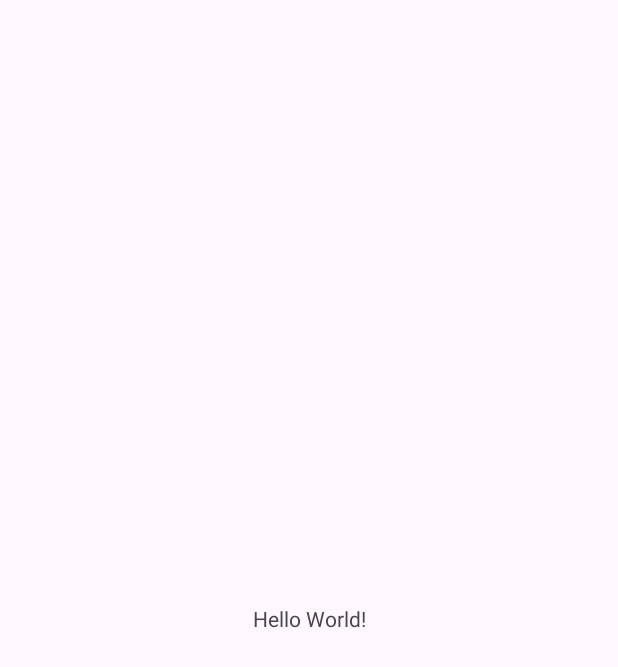
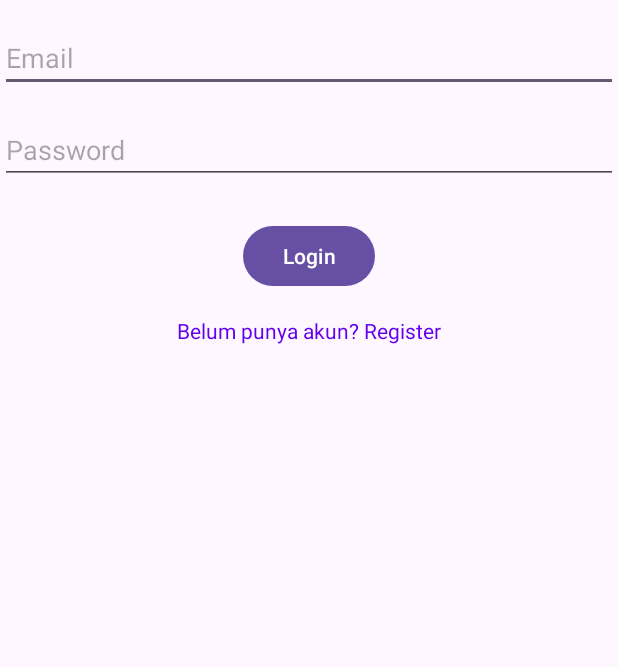
Before and after one commit to nathanielglenn02/App_Story, an Android app: the screen it shows after launch (MainActivity), on a phone screen of 412 x 824 dp. Before the commit the part shown is almost empty. Shown: the top 667 px of the screen. Run offline under Robolectric (Android 15) with nearby library versions, the phone set to English and light mode, and no system bars.

Commit message:
LOGIN REGISTER

```diff
--- a/app/src/main/AndroidManifest.xml
+++ b/app/src/main/AndroidManifest.xml
@@ -1,6 +1,8 @@
 <?xml version="1.0" encoding="utf-8"?>
 <manifest xmlns:android="http://schemas.android.com/apk/res/android"
     xmlns:tools="http://schemas.android.com/tools">
+
+    <uses-permission android:name="android.permission.INTERNET" />
 
     <application
         android:allowBackup="true"
@@ -13,6 +15,9 @@
         android:theme="@style/Theme.App_Story"
         tools:targetApi="31">
         <activity
+            android:name=".ui.HomeActivity"
+            android:exported="false" />
+        <activity
             android:name=".MainActivity"
             android:exported="true">
             <intent-filter>
--- a/app/src/main/java/com/example/app_story/MainActivity.kt
+++ b/app/src/main/java/com/example/app_story/MainActivity.kt
@@ -9,12 +9,6 @@ import androidx.core.view.WindowInsetsCompat
 class MainActivity : AppCompatActivity() {
     override fun onCreate(savedInstanceState: Bundle?) {
         super.onCreate(savedInstanceState)
-        enableEdgeToEdge()
         setContentView(R.layout.activity_main)
-        ViewCompat.setOnApplyWindowInsetsListener(findViewById(R.id.main)) { v, insets ->
-            val systemBars = insets.getInsets(WindowInsetsCompat.Type.systemBars())
-            v.setPadding(systemBars.left, systemBars.top, systemBars.right, systemBars.bottom)
-            insets
-        }
     }
 }
--- /dev/null
+++ b/app/src/main/java/com/example/app_story/data/UserPreference.kt
@@ -0,0 +1,56 @@
+package com.example.app_story.data
+
+import android.content.Context
+import androidx.datastore.preferences.core.Preferences
+import androidx.datastore.preferences.core.booleanPreferencesKey
+import androidx.datastore.preferences.core.edit
+import androidx.datastore.preferences.core.stringPreferencesKey
+import androidx.datastore.preferences.preferencesDataStore
+import kotlinx.coroutines.flow.Flow
+import kotlinx.coroutines.flow.map
+
+private val Context.dataStore: androidx.datastore.core.DataStore<Preferences> by preferencesDataStore(name = "user_preferences")
+
+class UserPreference private constructor(private val dataStore: androidx.datastore.core.DataStore<Preferences>) {
+
+    companion object {
+        private val TOKEN_KEY = stringPreferencesKey("token")
+        private val LOGIN_STATE_KEY = booleanPreferencesKey("is_logged_in")
+
+        @Volatile
+        private var INSTANCE: UserPreference? = null
+
+        fun getInstance(context: Context): UserPreference {
+            return INSTANCE ?: synchronized(this) {
+                val instance = UserPreference(context.dataStore)
+                INSTANCE = instance
+                instance
+            }
+        }
+    }
+
+    suspend fun saveToken(token: String) {
+        dataStore.edit { preferences ->
+            preferences[TOKEN_KEY] = token
+            preferences[LOGIN_STATE_KEY] = true
+        }
+    }
+
+    fun getToken(): Flow<String?> {
+        return dataStore.data.map { preferences ->
+            preferences[TOKEN_KEY]
+        }
+    }
+
+    suspend fun clearToken() {
+        dataStore.edit { preferences ->
+            preferences.clear()
+        }
+    }
+
+    fun isLoggedIn(): Flow<Boolean> {
+        return dataStore.data.map { preferences ->
+            preferences[LOGIN_STATE_KEY] ?: false
+        }
+    }
+}
--- /dev/null
+++ b/app/src/main/java/com/example/app_story/model/RegisterResponse.kt
@@ -0,0 +1,6 @@
+package com.example.app_story.model
+
+data class RegisterResponse(
+    val error: Boolean,
+    val message: String
+)
--- a/app/src/main/res/layout/activity_main.xml
+++ b/app/src/main/res/layout/activity_main.xml
@@ -1,19 +1,16 @@
 <?xml version="1.0" encoding="utf-8"?>
-<androidx.constraintlayout.widget.ConstraintLayout xmlns:android="http://schemas.android.com/apk/res/android"
+<androidx.constraintlayout.widget.ConstraintLayout
+    xmlns:android="http://schemas.android.com/apk/res/android"
     xmlns:app="http://schemas.android.com/apk/res-auto"
-    xmlns:tools="http://schemas.android.com/tools"
-    android:id="@+id/main"
     android:layout_width="match_parent"
-    android:layout_height="match_parent"
-    tools:context=".MainActivity">
+    android:layout_height="match_parent">
 
-    <TextView
-        android:layout_width="wrap_content"
-        android:layout_height="wrap_content"
-        android:text="Hello World!"
-        app:layout_constraintBottom_toBottomOf="parent"
-        app:layout_constraintEnd_toEndOf="parent"
-        app:layout_constraintStart_toStartOf="parent"
-        app:layout_constraintTop_toTopOf="parent" />
-
+    <!-- NavHostFragment -->
+    <androidx.fragment.app.FragmentContainerView
+        android:id="@+id/nav_host_fragment"
+        android:layout_width="match_parent"
+        android:layout_height="match_parent"
+        app:navGraph="@navigation/nav_graph"
+        app:defaultNavHost="true"
+        android:name="androidx.navigation.fragment.NavHostFragment" />
 </androidx.constraintlayout.widget.ConstraintLayout>
--- /dev/null
+++ b/app/src/main/res/layout/fragment_login.xml
@@ -0,0 +1,56 @@
+<?xml version="1.0" encoding="utf-8"?>
+<androidx.constraintlayout.widget.ConstraintLayout
+    xmlns:android="http://schemas.android.com/apk/res/android"
+    xmlns:app="http://schemas.android.com/apk/res-auto"
+    xmlns:tools="http://schemas.android.com/tools"
+    android:layout_width="match_parent"
+    android:layout_height="match_parent"
+    tools:context=".auth.LoginFragment">
+
+    <!-- Email Input -->
+    <EditText
+        android:id="@+id/edLoginEmail"
+        android:layout_width="0dp"
+        android:layout_height="wrap_content"
+        android:hint="Email"
+        android:inputType="textEmailAddress"
+        app:layout_constraintTop_toTopOf="parent"
+        app:layout_constraintStart_toStartOf="parent"
+        app:layout_constraintEnd_toEndOf="parent"
+        android:layout_marginTop="16dp" />
+
+    <!-- Password Input -->
+    <EditText
+        android:id="@+id/edLoginPassword"
+        android:layout_width="0dp"
+        android:layout_height="wrap_content"
+        android:hint="Password"
+        android:inputType="textPassword"
+        app:layout_constraintTop_toBottomOf="@id/edLoginEmail"
+        app:layout_constraintStart_toStartOf="parent"
+        app:layout_constraintEnd_toEndOf="parent"
+        android:layout_marginTop="16dp" />
+
+    <!-- Login Button -->
+    <Button
+        android:id="@+id/btnLogin"
+        android:layout_width="wrap_content"
+        android:layout_height="wrap_content"
+        android:text="Login"
+        app:layout_constraintTop_toBottomOf="@id/edLoginPassword"
+        app:layout_constraintStart_toStartOf="parent"
+        app:layout_constraintEnd_toEndOf="parent"
+        android:layout_marginTop="24dp" />
+
+    <!-- Register Link -->
+    <TextView
+        android:id="@+id/tvRegisterLink"
+        android:layout_width="wrap_content"
+        android:layout_height="wrap_content"
+        android:text="Belum punya akun? Register"
+        android:textColor="@color/purple_500"
+        android:layout_marginTop="16dp"
+        app:layout_constraintTop_toBottomOf="@id/btnLogin"
+        app:layout_constraintStart_toStartOf="parent"
+        app:layout_constraintEnd_toEndOf="parent" />
+</androidx.constraintlayout.widget.ConstraintLayout>
--- /dev/null
+++ b/app/src/main/res/navigation/nav_graph.xml
@@ -0,0 +1,27 @@
+<?xml version="1.0" encoding="utf-8"?>
+<navigation xmlns:android="http://schemas.android.com/apk/res/android"
+    xmlns:app="http://schemas.android.com/apk/res-auto"
+    xmlns:tools="http://schemas.android.com/tools"
+    android:id="@+id/nav_graph"
+    app:startDestination="@id/loginFragment">
+
+    <fragment
+        android:id="@+id/loginFragment"
+        android:name="com.example.app_story.auth.LoginFragment"
+        android:label="Login"
+        tools:layout="@layout/fragment_login">
+        <action
+            android:id="@+id/action_loginFragment_to_registerFragment"
+            app:destination="@id/registerFragment" />
+    </fragment>
+
+    <fragment
+        android:id="@+id/registerFragment"
+        android:name="com.example.app_story.auth.RegisterFragment"
+        android:label="Register"
+        tools:layout="@layout/fragment_register">
+        <action
+            android:id="@+id/action_registerFragment_to_loginFragment"
+            app:destination="@id/loginFragment" />
+    </fragment>
+</navigation>
--- a/app/src/main/res/values/colors.xml
+++ b/app/src/main/res/values/colors.xml
@@ -2,4 +2,5 @@
 <resources>
     <color name="black">#FF000000</color>
     <color name="white">#FFFFFFFF</color>
+    <color name="purple_500">#6200EE</color>
 </resources>
--- a/app/src/main/res/values/strings.xml
+++ b/app/src/main/res/values/strings.xml
@@ -1,3 +1,5 @@
 <resources>
     <string name="app_name">App_Story</string>
+    <!-- TODO: Remove or change this placeholder text -->
+    <string name="hello_blank_fragment">Hello blank fragment</string>
 </resources>
```
Also changed, not shown: app/build.gradle.kts (+16 -0 lines), app/src/main/java/com/example/app_story/auth/LoginFragment.kt (added, +130 -0 lines), app/src/main/java/com/example/app_story/auth/RegisterFragment.kt (added, +117 -0 lines), app/src/main/java/com/example/app_story/model/LoginResponse.kt (added, +13 -0 lines), app/src/main/java/com/example/app_story/network/ApiConfig.kt (added, +17 -0 lines), app/src/main/java/com/example/app_story/network/ApiService.kt (added, +23 -0 lines), app/src/main/java/com/example/app_story/ui/HomeActivity.kt (added, +21 -0 lines), app/src/main/res/layout/activity_home.xml (added, +18 -0 lines), app/src/main/res/layout/fragment_register.xml (added, +68 -0 lines), gradle/libs.versions.toml (+10 -0 lines).
